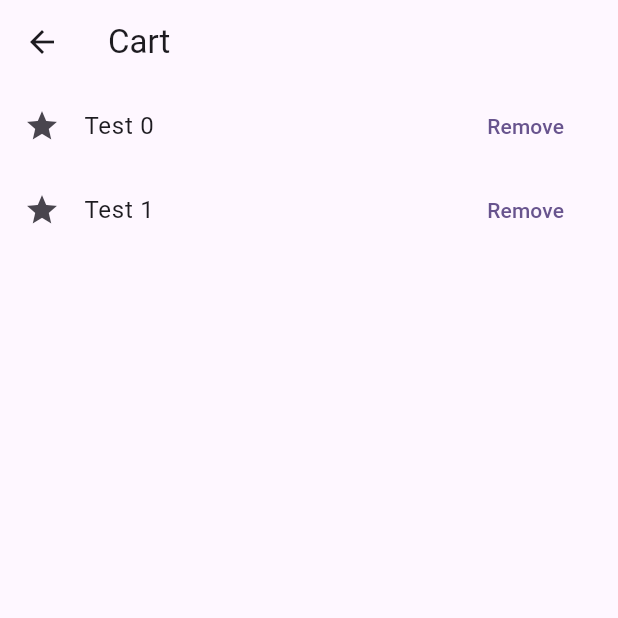
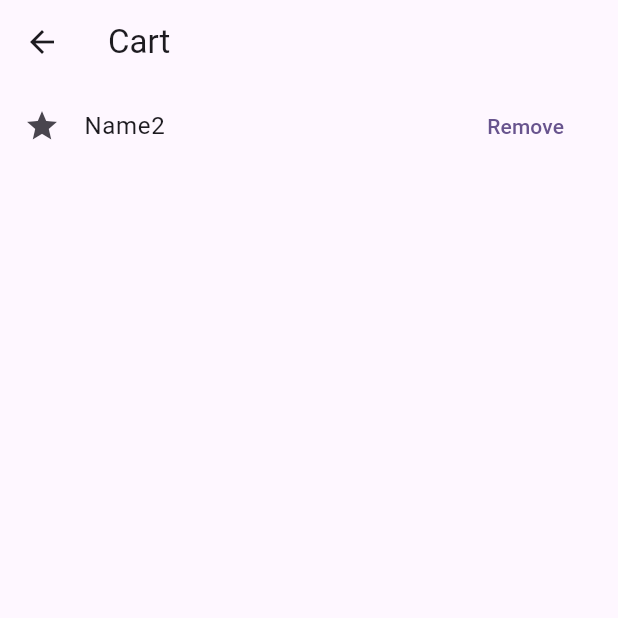
Before and after one commit to deLeonRedd/week6, a Flutter app: the Cart screen opened directly, after a tap on "Remove", on a phone screen of 412 x 824 dp, the top half of it. Run offline on Flutter 3.47's test engine with Material 3 defaults, Android fonts, the phone set to English and light mode, and no system bars.

Commit message:
working remove

```diff
--- a/lib/pages/cart.dart
+++ b/lib/pages/cart.dart
@@ -8,7 +8,7 @@ class Cart extends StatelessWidget {
 
   @override
   Widget build(BuildContext context) {
-    List<Item> products = context.read<ShoppingCart>().cart;
+    List<Item> products = context.watch<ShoppingCart>().cart;
 
     return Scaffold(
       appBar: AppBar(title: const Text('Cart')),
@@ -18,14 +18,14 @@ class Cart extends StatelessWidget {
           children: [
             Expanded(
               child: ListView.builder(
-                itemCount: 2, //TODO: Replace with actual counter
+                itemCount: products.length,
                 itemBuilder: (context, index) {
                   return ListTile(
                     leading: const Icon(Icons.star),
-                    title: Text("Test $index"),
+                    title: Text(products[index].name),
                     trailing: TextButton(
                       onPressed: () {
-                        print("TODO REMOVE ITEM");
+                        context.read<ShoppingCart>().removeItem(products[index]);
                       },
                       child: const Text("Remove")
                     ),
--- a/lib/provider/shoppingcart.dart
+++ b/lib/provider/shoppingcart.dart
@@ -9,5 +9,8 @@ class ShoppingCart extends ChangeNotifier{
 
   List<Item> get cart => _products;
 
-
+  void removeItem(Item item){
+    _products.remove(item);
+    notifyListeners();
+  }
 }
```
